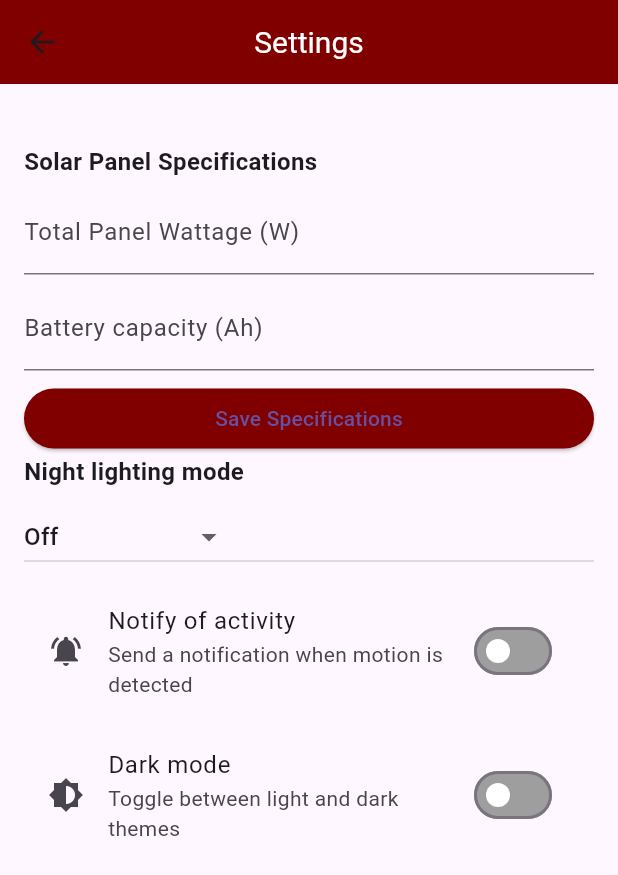
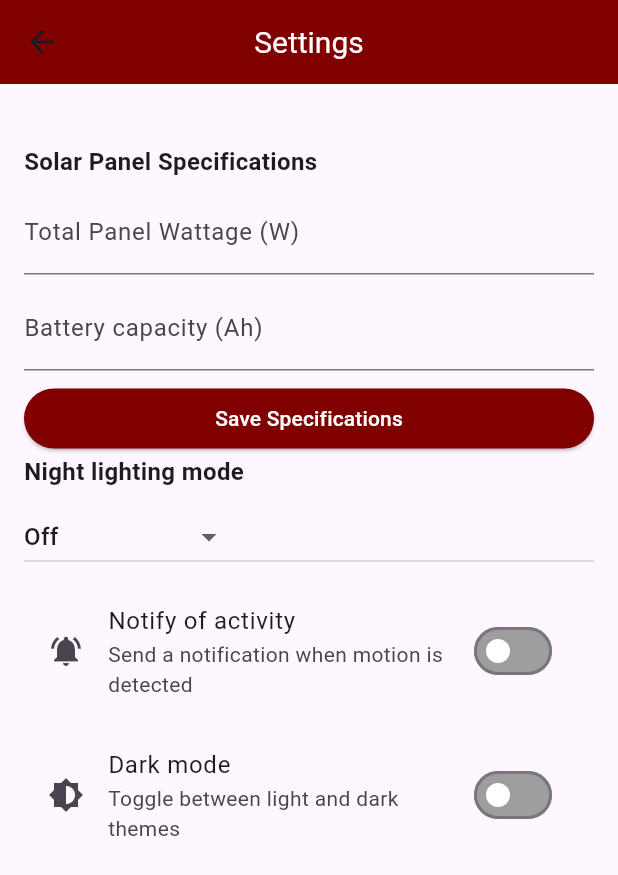
Before and after one commit to popochom/Solar-Home-Lighting, a Flutter app: the SettingsPage screen opened directly with empty values, on a phone screen of 412 x 824 dp. Shown: the top 875 px of the screen. Run offline on Flutter 3.47's test engine with Material 3 defaults, Android fonts, the phone set to English and light mode, and no system bars; our stand-ins replace firebase_auth, firebase_core, firebase_database, firebase_storage, fl_chart, flutter_local_notifications and 1 more; missing offline and left inert: gallery_saver_plus; accounts and stored records are empty; network calls fail.

Commit message:
changed text color of settings button to white

```diff
--- a/lib/main.dart
+++ b/lib/main.dart
@@ -179,6 +179,7 @@ class _SolarHomeLightingState extends State<SolarHomeLighting> {
       elevatedButtonTheme: ElevatedButtonThemeData(
         style: ElevatedButton.styleFrom(
           backgroundColor: const Color.fromARGB(255, 128, 0, 0),
+          foregroundColor: Colors.white,
         ),
       ),
     );
@@ -199,6 +200,7 @@ class _SolarHomeLightingState extends State<SolarHomeLighting> {
       elevatedButtonTheme: ElevatedButtonThemeData(
         style: ElevatedButton.styleFrom(
           backgroundColor: const Color.fromARGB(255, 128, 0, 0),
+          foregroundColor: Colors.white,
         ),
       ),
     );
@@ -834,7 +836,7 @@ class _LandingPageState extends State<LandingPage> {
 
                     // Power Usage (watts)
                     GestureDetector(
-                      onTap: () => widget.onNavigateToPage?.call(1, metricIndex: 0),
+                      onTap: () => widget.onNavigateToPage?.call(1, metricIndex: 2),
                       child: infoCard(
                         title: 'Power Usage (W)',
                         child: SpeedometerPlaceholder(value: _usage, max: _panelMax, unit: 'W'),
@@ -938,8 +940,8 @@ class _PowerDataPageState extends State<PowerDataPage> {
   // Metrics the user can choose from
   final List<Map<String, String>> _metrics = [
     {"label": "Power (W)", "key": "power", "unit": "W"},
-    {"label": "Current (A)", "key": "current", "unit": "A"},
-    {"label": "Voltage (V)", "key": "voltage", "unit": "V"},
+    {"label": "Capacity (Ah)", "key": "current", "unit": "Ah"},
+    {"label": "Usage (W)", "key": "voltage", "unit": "W"},
     {"label": "Temperature (°C)", "key": "temperature", "unit": "°C"},
   ];
   int _metricIndex = 0;
@@ -1731,7 +1733,10 @@ class _SettingsPageState extends State<SettingsPage> {
                 if (context.mounted) ScaffoldMessenger.of(context).showSnackBar(const SnackBar(content: Text('Failed to save specifications')));
               }
             },
-            child: const Text('Save Specifications'),
+            style: ElevatedButton.styleFrom(
+              foregroundColor: Colors.white,
+            ),
+            child: const Text('Save Specifications', style: TextStyle(color: Colors.white)),
           ),
           const Text('Night lighting mode', style: TextStyle(fontSize: 16, fontWeight: FontWeight.w600)),
             const SizedBox(height: 8),
@@ -1772,7 +1777,10 @@ class _SettingsPageState extends State<SettingsPage> {
                 }
               }
             },
-            secondary: const Icon(Icons.notifications_active),
+            secondary: Icon(
+              Icons.notifications_active,
+              color: _notifyOfActivity ? Colors.green : null,
+            ),
           ),
           const SizedBox(height: 16),
           SwitchListTile(
```
